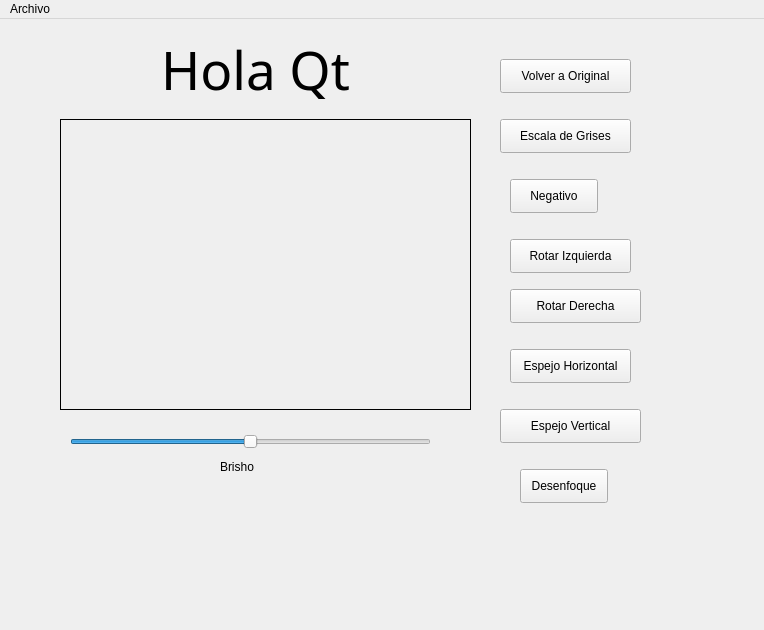
This is ventana.ui in DavidBerumen97/PhotoShopPirata as Qt 5 draws it before an edit. The edited form follows.
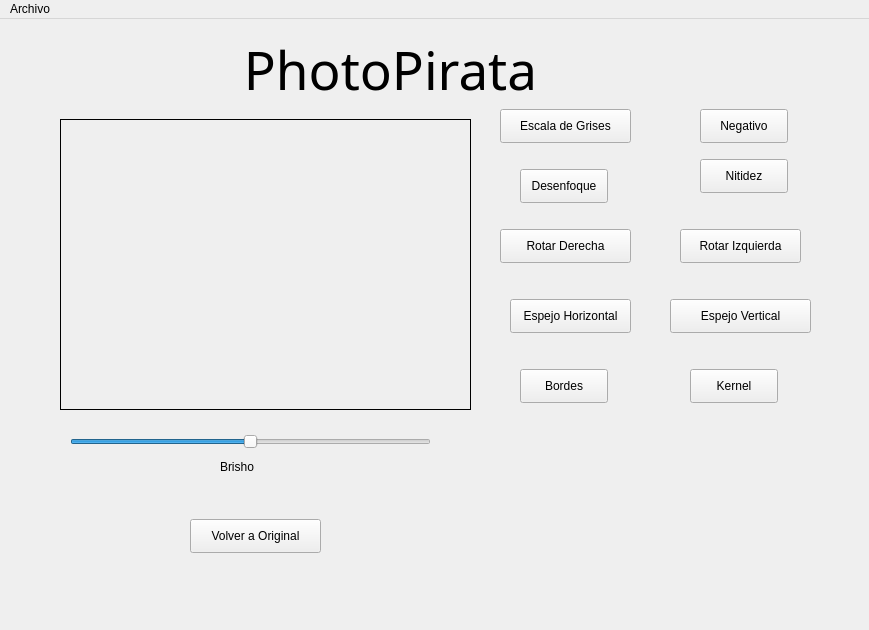
This is the edited form.

```diff
--- a/ventana.ui
+++ b/ventana.ui
@@ -6,7 +6,7 @@
    <rect>
     <x>0</x>
     <y>0</y>
-    <width>764</width>
+    <width>869</width>
     <height>630</height>
    </rect>
   </property>
@@ -19,7 +19,7 @@
      <rect>
       <x>70</x>
       <y>20</y>
-      <width>371</width>
+      <width>641</width>
       <height>61</height>
      </rect>
     </property>
@@ -30,7 +30,7 @@
      </font>
     </property>
     <property name="text">
-     <string>Hola Qt</string>
+     <string>PhotoPirata</string>
     </property>
     <property name="alignment">
      <set>Qt::AlignmentFlag::AlignCenter</set>
@@ -94,7 +94,7 @@
     <property name="geometry">
      <rect>
       <x>500</x>
-      <y>100</y>
+      <y>90</y>
       <width>131</width>
       <height>34</height>
      </rect>
@@ -106,8 +106,8 @@
    <widget class="QPushButton" name="pushButton_2">
     <property name="geometry">
      <rect>
-      <x>500</x>
-      <y>40</y>
+      <x>190</x>
+      <y>500</y>
       <width>131</width>
       <height>34</height>
      </rect>
@@ -119,8 +119,8 @@
    <widget class="QPushButton" name="pushButton_3">
     <property name="geometry">
      <rect>
-      <x>510</x>
-      <y>160</y>
+      <x>700</x>
+      <y>90</y>
       <width>88</width>
       <height>34</height>
      </rect>
@@ -132,8 +132,8 @@
    <widget class="QPushButton" name="pushButton_4">
     <property name="geometry">
      <rect>
-      <x>510</x>
-      <y>220</y>
+      <x>680</x>
+      <y>210</y>
       <width>121</width>
       <height>34</height>
      </rect>
@@ -145,8 +145,8 @@
    <widget class="QPushButton" name="pushButton_5">
     <property name="geometry">
      <rect>
-      <x>510</x>
-      <y>270</y>
+      <x>500</x>
+      <y>210</y>
       <width>131</width>
       <height>34</height>
      </rect>
@@ -159,7 +159,7 @@
     <property name="geometry">
      <rect>
       <x>510</x>
-      <y>330</y>
+      <y>280</y>
       <width>121</width>
       <height>34</height>
      </rect>
@@ -171,8 +171,8 @@
    <widget class="QPushButton" name="pushButton_7">
     <property name="geometry">
      <rect>
-      <x>500</x>
-      <y>390</y>
+      <x>670</x>
+      <y>280</y>
       <width>141</width>
       <height>34</height>
      </rect>
@@ -185,7 +185,7 @@
     <property name="geometry">
      <rect>
       <x>520</x>
-      <y>450</y>
+      <y>150</y>
       <width>88</width>
       <height>34</height>
      </rect>
@@ -194,13 +194,52 @@
      <string>Desenfoque</string>
     </property>
    </widget>
+   <widget class="QPushButton" name="pushButton_9">
+    <property name="geometry">
+     <rect>
+      <x>700</x>
+      <y>140</y>
+      <width>88</width>
+      <height>34</height>
+     </rect>
+    </property>
+    <property name="text">
+     <string>Nitidez</string>
+    </property>
+   </widget>
+   <widget class="QPushButton" name="pushButton_10">
+    <property name="geometry">
+     <rect>
+      <x>520</x>
+      <y>350</y>
+      <width>88</width>
+      <height>34</height>
+     </rect>
+    </property>
+    <property name="text">
+     <string>Bordes</string>
+    </property>
+   </widget>
+   <widget class="QPushButton" name="pushButton_11">
+    <property name="geometry">
+     <rect>
+      <x>690</x>
+      <y>350</y>
+      <width>88</width>
+      <height>34</height>
+     </rect>
+    </property>
+    <property name="text">
+     <string>Kernel</string>
+    </property>
+   </widget>
   </widget>
   <widget class="QMenuBar" name="menubar">
    <property name="geometry">
     <rect>
      <x>0</x>
      <y>0</y>
-     <width>764</width>
+     <width>869</width>
      <height>30</height>
     </rect>
    </property>
```
